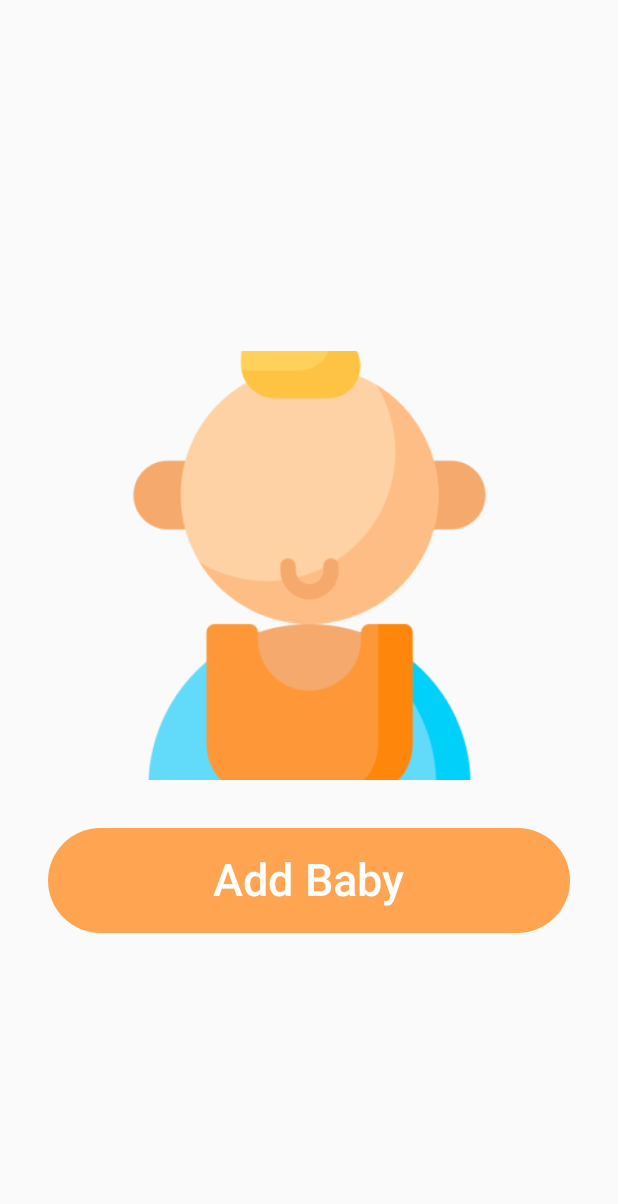
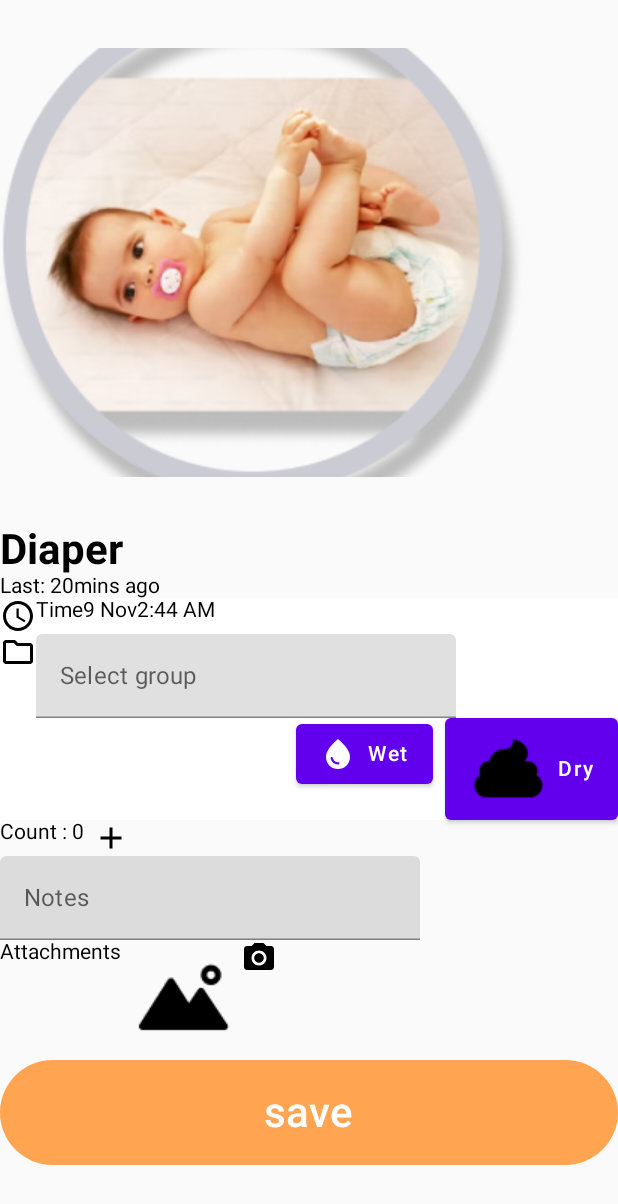
Before and after one commit to nwobodoa/cuddle-care, an Android app built with Jetpack Compose: the screen it shows after launch (MainActivity), on a phone screen of 412 x 824 dp. Shown: the top 1204 px of the screen. Run offline under Robolectric (Android 15) with nearby library versions, the phone set to English and light mode, and no system bars.

Commit message:
DiaperScreen WIP

```diff
--- a/app/src/main/java/com/example/cuddlecare/MainActivity.kt
+++ b/app/src/main/java/com/example/cuddlecare/MainActivity.kt
@@ -15,12 +15,12 @@ import androidx.navigation.compose.NavHost
 import androidx.navigation.compose.composable
 import androidx.navigation.compose.rememberNavController
 import com.example.cuddlecare.ui.auth.FirebaseAuthViewModel
-import com.example.cuddlecare.ui.components.TopBar
 import com.example.cuddlecare.ui.screen.AddBabyScaffold
-import com.example.cuddlecare.ui.screen.HomeSceen
+import com.example.cuddlecare.ui.screen.HomeScreen
 import com.example.cuddlecare.ui.screen.LoginScreen
 import com.example.cuddlecare.ui.screen.RegisterScreen
 import com.example.cuddlecare.ui.screen.Screen
+import com.example.cuddlecare.ui.screen.add_diaper_record
 import com.example.cuddlecare.ui.theme.CuddleCareTheme
 import com.google.firebase.FirebaseApp
 
@@ -31,7 +31,7 @@ class MainActivity : ComponentActivity() {
         setContent {
 
             FirebaseApp.initializeApp(LocalContext.current)
-            CuddleCareTheme(content = { AddBabyScaffold() })
+            CuddleCareTheme(content = { add_diaper_record() })
         }
     }
 }
--- a/app/src/main/java/com/example/cuddlecare/ui/screen/AddBabyScreen.kt
+++ b/app/src/main/java/com/example/cuddlecare/ui/screen/AddBabyScreen.kt
@@ -155,18 +155,7 @@ fun AddBabyScaffold() {
                         .fillMaxWidth()
 
                 ) {
-                    Button(
-                        onClick = {
-                            //TODO(code to navigate to home screen)
-
-                        }, modifier = Modifier
-                            .height(70.dp)
-                            .fillMaxWidth()
-
-                    ) {
-                        Text("save", fontSize = 28.sp)
-
-                    }
+                    SaveButton()
                 }
             }
         }
@@ -216,4 +205,18 @@ fun GenderButton(
         modifier = modifier,
         colors = colors
     )
-}
+}@Composable
+fun SaveButton() {
+        Button(
+            onClick = {
+                //TODO(code to navigate to home screen)
+
+            }, modifier = Modifier
+                .height(70.dp)
+                .fillMaxWidth()
+
+
+        ) {
+            Text("save", fontSize = 28.sp)
+        }
+    }
--- a/app/src/main/java/com/example/cuddlecare/ui/screen/ApplicationScreen.kt
+++ /dev/null
@@ -1 +0,0 @@
-package com.example.cuddlecare.ui.screen
--- /dev/null
+++ b/app/src/main/java/com/example/cuddlecare/ui/screen/DiaperScreen.kt
@@ -0,0 +1,148 @@
+package com.example.cuddlecare.ui.screen
+
+import android.os.Build
+import androidx.annotation.RequiresApi
+import androidx.compose.foundation.Image
+import androidx.compose.foundation.background
+import androidx.compose.foundation.layout.Arrangement
+import androidx.compose.foundation.layout.Column
+import androidx.compose.foundation.layout.Row
+import androidx.compose.foundation.layout.Spacer
+import androidx.compose.foundation.layout.fillMaxHeight
+import androidx.compose.foundation.layout.fillMaxWidth
+import androidx.compose.foundation.layout.padding
+import androidx.compose.foundation.layout.size
+import androidx.compose.foundation.shape.RoundedCornerShape
+import androidx.compose.foundation.text.KeyboardOptions
+import androidx.compose.material.Button
+import androidx.compose.material.ButtonDefaults
+import androidx.compose.material.Icon
+import androidx.compose.material.Text
+import androidx.compose.material.TextField
+import androidx.compose.material.icons.Icons
+import androidx.compose.material.icons.filled.AccessTime
+import androidx.compose.material.icons.filled.Add
+import androidx.compose.material.icons.filled.CameraAlt
+import androidx.compose.material.icons.filled.WaterDrop
+import androidx.compose.material.icons.outlined.Folder
+import androidx.compose.runtime.Composable
+import androidx.compose.runtime.getValue
+import androidx.compose.runtime.mutableStateOf
+import androidx.compose.runtime.remember
+import androidx.compose.runtime.setValue
+import androidx.compose.ui.Alignment
+import androidx.compose.ui.Modifier
+import androidx.compose.ui.draw.clip
+import androidx.compose.ui.geometry.Size
+import androidx.compose.ui.graphics.Color
+import androidx.compose.ui.layout.ContentScale
+import androidx.compose.ui.res.colorResource
+import androidx.compose.ui.res.painterResource
+import androidx.compose.ui.text.font.FontWeight
+import androidx.compose.ui.text.input.KeyboardCapitalization
+import androidx.compose.ui.text.input.KeyboardType
+import androidx.compose.ui.text.input.TextFieldValue
+import androidx.compose.ui.tooling.preview.Preview
+import androidx.compose.ui.unit.dp
+import androidx.compose.ui.unit.sp
+import com.example.cuddlecare.R
+
+@RequiresApi(Build.VERSION_CODES.O)
+@Composable
+@Preview(showBackground = true)
+fun add_diaper_record() {
+    Column(
+        modifier = Modifier
+            .clip(shape = RoundedCornerShape(20.dp))
+    )
+    {
+        Row {
+            Image(
+                painter = painterResource(id = R.drawable.diaper_logo),
+                contentDescription = null,
+                Modifier
+                    .size(350.dp)
+                    .padding(bottom = 32.dp, top = 32.dp),
+                contentScale = ContentScale.Crop
+            )
+        }
+        Text(text = "Diaper", fontSize = 28.sp, fontWeight = FontWeight.Bold)
+        Text(text = "Last: 20mins ago")
+        Column(modifier = Modifier.background(color = Color.White)) {
+            Row {
+                Icon(Icons.Default.AccessTime, contentDescription = "Timer")
+                Text(text = "Time")
+                Text(text = "9 Nov")
+                Text(text = "2:44 AM")
+            }
+            Row {
+                var value by remember { mutableStateOf("") }
+                var mExpanded by remember { mutableStateOf(false) }
+                val groups = listOf("Disposable", "Cloth")
+                var mTextFieldSize by remember { mutableStateOf(Size.Zero) }
+
+                Icon(Icons.Outlined.Folder, contentDescription = "Folder icon")
+                TextField(value = value, onValueChange = { value = it },
+                    label = { Text(text = "Select group") }
+                )
+                //TODO add drop down menu
+
+            }
+            Row(
+                horizontalArrangement = Arrangement.End,
+                modifier = Modifier.fillMaxWidth()
+            ) {
+                Button(onClick = { /*TODO*/ }) {
+                    Icon(
+                        imageVector = Icons.Default.WaterDrop,
+                        contentDescription = "water drop"
+                    )
+                    Spacer(modifier = Modifier.size(ButtonDefaults.IconSpacing))
+                    Text(text = "Wet")
+
+                }
+                Button(onClick = { /*TODO*/ }, modifier = Modifier.padding(start = 8.dp)) {
+                    Icon(
+                        painter = painterResource(id = R.drawable.poop),
+                        contentDescription = "Poop",
+                        tint = Color.Black
+                    )
+                    Spacer(modifier = Modifier.size(ButtonDefaults.IconSpacing))
+                    Text(text = "Dry")
+                }
+            }
+        }
+        Row(horizontalArrangement = Arrangement.End) {
+            Text(text = "Count : 0")
+            Spacer(modifier = Modifier.size(6.dp))
+            Icon(imageVector = Icons.Filled.Add, contentDescription = "Plus icon")
+        }
+        AttachmentRow()
+        SaveButton()
+
+
+    }
+}
+
+@Composable
+fun AttachmentRow() {
+    var inputValue by remember { mutableStateOf(TextFieldValue()) }
+              TextField(
+                value = inputValue,
+                onValueChange = { inputValue = it },
+                label = { Text(text = "Notes") },
+//                  inactiveColor = Color.Gray,
+//                KeyboardOptions = KeyboardOptions(
+//                    capitalization = KeyboardCapitalization.None,
+//                    autoCorrect = true,)
+            )
+        Row {
+            Text(text = "Attachments")
+            Icon(
+                painter = painterResource(id = R.drawable.img),
+                contentDescription = "Gallery icon"
+            )
+            Icon(imageVector = Icons.Default.CameraAlt, contentDescription = "Camera icon")
+        }
+
+    }
--- a/app/src/main/java/com/example/cuddlecare/ui/screen/HomeScreen.kt
+++ b/app/src/main/java/com/example/cuddlecare/ui/screen/HomeScreen.kt
@@ -7,14 +7,15 @@ import androidx.compose.material3.Text
 import androidx.compose.runtime.Composable
 import androidx.compose.ui.Modifier
 import com.example.cuddlecare.ui.components.BottomBar
+import com.example.cuddlecare.ui.components.BottomNavBar
 import com.example.cuddlecare.ui.components.TopBar
 
 
 @Composable
-fun HomeSceen(){
+fun HomeScreen(){
     Scaffold (
         topBar = { TopBar()},
-        bottomBar={ BottomBar()},
+        bottomBar={ BottomNavBar()},
 
     ){innerPadding ->
         Column(
--- a/app/src/main/java/com/example/cuddlecare/ui/theme/Theme.kt
+++ b/app/src/main/java/com/example/cuddlecare/ui/theme/Theme.kt
@@ -5,6 +5,7 @@ import androidx.compose.material3.MaterialTheme
 import androidx.compose.material3.darkColorScheme
 import androidx.compose.material3.lightColorScheme
 import androidx.compose.runtime.Composable
+import androidx.compose.ui.graphics.Color
 
 private val DarkColorScheme = darkColorScheme(
     primary = myRed,
@@ -15,10 +16,10 @@ private val DarkColorScheme = darkColorScheme(
 private val LightColorScheme = lightColorScheme(
     primary = myOrange,
     secondary = myRed,
-    tertiary = Pink40
+    tertiary = Pink40,
+    background = backcolor
 
-    /* Other default colors to override
-    background = Color(0xFFFFFBFE),
+    /* Other default colors to override   ,
     surface = Color(0xFFFFFBFE),
     onPrimary = Color.White,
     onSecondary = Color.White,
```
Also changed, not shown: app/src/main/java/com/example/cuddlecare/setup/SetupScreen.kt (deleted, +0 -17 lines), app/src/main/java/com/example/cuddlecare/ui/Icons/Icons.kt (deleted, +0 -15 lines), app/src/main/java/com/example/cuddlecare/ui/components/DropDownField.kt (+62 -0 lines), app/src/main/java/com/example/cuddlecare/ui/components/Navigation.kt (+37 -0 lines), app/src/main/java/com/example/cuddlecare/ui/screen/TestScreen.kt (+1 -12 lines), app/src/main/res/drawable/diaper_logo.png (added), app/src/main/res/drawable/droplets.png (added), app/src/main/res/drawable/img.png (added), app/src/main/res/drawable/poop.png (added).
